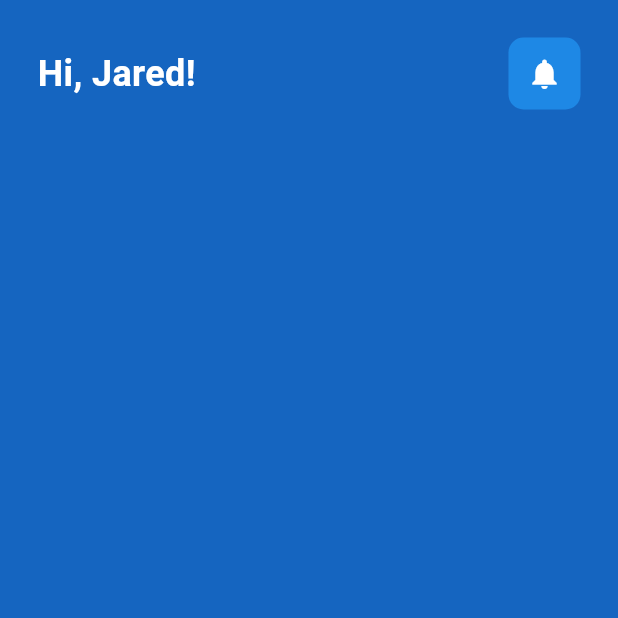
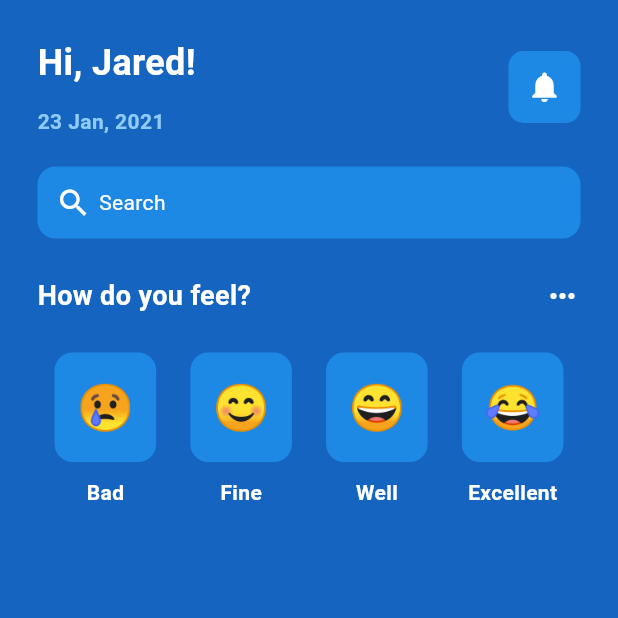
Before and after one commit to dsubiros/dribble_mentalhealthapp, a Flutter app: the screen it shows after launch, on a phone screen of 412 x 824 dp, the top half of it. Run offline on Flutter 3.47's test engine with Material 3 defaults, Android fonts, the phone set to English and light mode, and no system bars.

Commit message:
Build row of Emoticos

```diff
--- a/lib/pages/home_page.dart
+++ b/lib/pages/home_page.dart
@@ -1,3 +1,4 @@
+import 'package:dribble_mentalhealthapp/widgets/emoticon_face.dart';
 import 'package:flutter/material.dart';
 
 class HomePage extends StatefulWidget {
@@ -17,9 +18,12 @@ class _HomePageState extends State<HomePage> {
           padding: EdgeInsets.all(25),
           child: Column(
             children: [
-              // Hi Jared!
+              // Greetings row
               Row(
                 mainAxisAlignment: MainAxisAlignment.spaceBetween,
+                children: [
+                  Column(
+                    crossAxisAlignment: CrossAxisAlignment.start,
                     children: [
                       const Text(
                         'Hi, Jared!',
@@ -28,6 +32,17 @@ class _HomePageState extends State<HomePage> {
                           fontSize: 24,
                           fontWeight: FontWeight.bold,
                         ),
+                      ),
+                      const SizedBox(height: 12),
+                      Text(
+                        '23 Jan, 2021',
+                        style: TextStyle(
+                          color: Colors.blue[200],
+                          // fontSize: 24,
+                          fontWeight: FontWeight.bold,
+                        ),
+                      )
+                    ],
                   ),
                   // Notifications
                   Container(
@@ -42,6 +57,66 @@ class _HomePageState extends State<HomePage> {
                   )
                 ],
               ),
+              const SizedBox(height: 20.0), // Search bar
+
+              Container(
+                padding: const EdgeInsets.all(12.0),
+                decoration: BoxDecoration(
+                    color: Colors.blue[600],
+                    borderRadius: BorderRadius.circular(12.0)),
+                child: const Row(
+                  children: [
+                    Icon(Icons.search, color: Colors.white),
+                    SizedBox(width: 5.0),
+                    Text('Search', style: TextStyle(color: Colors.white)),
+                  ],
+                ),
+              ),
+              const SizedBox(height: 25.0),
+
+              // How do you feel?
+              const Row(
+                mainAxisAlignment: MainAxisAlignment.spaceBetween,
+                children: [
+                  Text(
+                    'How do you feel?',
+                    style: TextStyle(
+                      color: Colors.white,
+                      fontSize: 18,
+                      fontWeight: FontWeight.bold,
+                    ),
+                  ),
+                  Icon(Icons.more_horiz, color: Colors.white),
+                ],
+              ),
+
+              const SizedBox(height: 25),
+              // 4 different faces
+              const Row(
+                mainAxisAlignment: MainAxisAlignment.spaceAround,
+                children: [
+                  // Bad
+                  EmoticonFace(
+                    face: '😢',
+                    text: 'Bad',
+                  ),
+                  // Fine
+                  EmoticonFace(
+                    face: '😊',
+                    text: 'Fine',
+                  ),
+                  // Well
+                  EmoticonFace(
+                    face: '😄',
+                    text: 'Well',
+                  ),
+                  // Excellent
+                  EmoticonFace(
+                    face: '😂',
+                    text: 'Excellent',
+                  ),
+                ],
+              )
             ],
           ),
         ),
--- /dev/null
+++ b/lib/widgets/emoticon_face.dart
@@ -0,0 +1,34 @@
+import 'package:flutter/material.dart';
+
+class EmoticonFace extends StatelessWidget {
+  final String face;
+  final String text;
+  const EmoticonFace({super.key, required this.face, required this.text});
+
+  @override
+  Widget build(BuildContext context) {
+    return Column(
+      children: [
+        Container(
+          padding: EdgeInsets.all(15),
+          decoration: BoxDecoration(
+            borderRadius: BorderRadius.circular(12.0),
+            color: Colors.blue[600],
+          ),
+          child: Text(
+            face,
+            style: TextStyle(fontSize: 30.0),
+          ),
+        ),
+        const SizedBox(height: 10),
+        Text(text,
+            style: const TextStyle(
+                color: Colors.white, fontWeight: FontWeight.bold))
+      ],
+    );
+  }
+}
+
+
+// Fine 😊
+//
```
Lines whose indentation alone changed are shown as unchanged.
